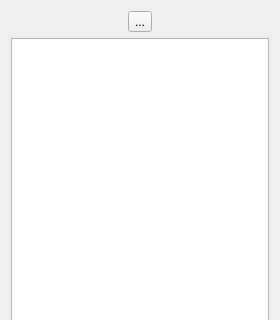
Old version of the form src/ui/reoswatershedwidget.ui in the repository vcloarec/ReosProject; both pictures show x 0 to 280 and y 0 to 320 of the 280 by 572 pixel window.
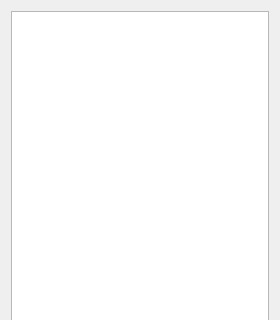
New version of the form. Icons and pictures are not drawn.

```diff
--- a/src/ui/reoswatershedwidget.ui
+++ b/src/ui/reoswatershedwidget.ui
@@ -15,25 +15,14 @@
   </property>
   <layout class="QVBoxLayout" name="verticalLayout">
    <item>
-    <layout class="QHBoxLayout" name="horizontalLayout">
-     <property name="topMargin">
-      <number>0</number>
-     </property>
-     <item>
-      <widget class="QToolButton" name="mToolButtonDelineate">
-       <property name="text">
-        <string>...</string>
-       </property>
-       <property name="icon">
-        <iconset resource="../../images/images.qrc">
-         <normaloff>:/images/mActionDelineateWatershed.png</normaloff>:/images/mActionDelineateWatershed.png</iconset>
-       </property>
-      </widget>
-     </item>
-    </layout>
-   </item>
-   <item>
-    <widget class="QTreeView" name="treeView"/>
+    <widget class="QTreeView" name="treeView">
+     <attribute name="headerVisible">
+      <bool>false</bool>
+     </attribute>
+     <attribute name="headerCascadingSectionResizes">
+      <bool>false</bool>
+     </attribute>
+    </widget>
    </item>
   </layout>
  </widget>
```
Left out of the diff: 4 changed lines with no effect on the pictures.
